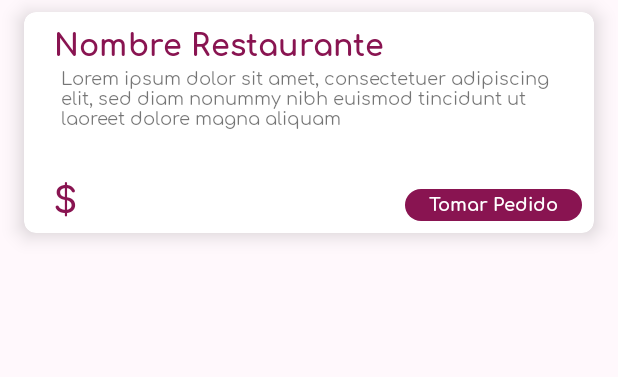
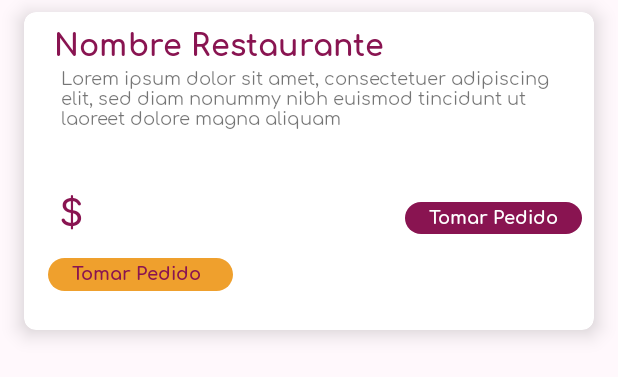
Before and after one commit to ramirezdchris/appRestaurante, an Android app: the layout holder_pedidos.xml on its own in the app's theme, with its tools: preview values and no code run, on a phone screen of 412 x 824 dp. Shown: the top 377 px of the screen. Run offline under Robolectric (Android 15) with nearby library versions, the light colour scheme and no system bars.

Commit message:
Cambios en Holder

```diff
--- a/AppRestauranteFuimonos/app/src/main/AndroidManifest.xml
+++ b/AppRestauranteFuimonos/app/src/main/AndroidManifest.xml
@@ -11,11 +11,11 @@
 
     <application
         android:allowBackup="true"
-        android:icon="@mipmap/ic_launcher"
+        android:icon="@drawable/logo_fuimonos"
         android:label="@string/app_name"
         android:networkSecurityConfig="@xml/network_security_config"
         android:requestLegacyExternalStorage="true"
-        android:roundIcon="@mipmap/ic_launcher_round"
+        android:roundIcon="@drawable/logo_fuimonos"
         android:supportsRtl="true"
         android:theme="@style/AppTheme">
         <activity
--- a/AppRestauranteFuimonos/app/src/main/java/com/fm/modules/app/carrito/PagoActivity.java
+++ b/AppRestauranteFuimonos/app/src/main/java/com/fm/modules/app/carrito/PagoActivity.java
@@ -117,6 +117,7 @@ public class PagoActivity extends AppCompatActivity {
                 btnEfectivo.setEnabled(false);
                 obtenerPedido();
                 guardarPedidoAsync.execute();
+                btnPagar.setEnabled(false);
             }
         });
     }
@@ -238,6 +239,7 @@ public class PagoActivity extends AppCompatActivity {
         protected void onPostExecute(Integer b) {
             super.onPostExecute(b);
             int procesed = b;
+            btnPagar.setEnabled(true);
             switch (procesed) {
                 case 0:
                     AlertDialog dialog = new AlertDialog.Builder(PagoActivity.this)
--- a/AppRestauranteFuimonos/app/src/main/java/com/fm/modules/app/pedidos/Principal.java
+++ b/AppRestauranteFuimonos/app/src/main/java/com/fm/modules/app/pedidos/Principal.java
@@ -72,11 +72,11 @@ public class Principal extends AppCompatActivity {
     @Override
     public boolean onOptionsItemSelected(@NonNull MenuItem item) {
         switch (item.getItemId()){
-            case R.id.menuHome:
+            case R.id.menuHome2:
                 Toast.makeText(Principal.this, "menuHome", Toast.LENGTH_SHORT).show();
                 break;
 
-            case R.id.menuPerfil:
+            case R.id.menuPerfil2:
                 Toast.makeText(Principal.this, "menuShoppingCart", Toast.LENGTH_SHORT).show();
                 Intent i = new Intent(Principal.this, PerfilDriver.class);
                 startActivity(i);
--- a/AppRestauranteFuimonos/app/src/main/java/com/fm/modules/service/Constantes.java
+++ b/AppRestauranteFuimonos/app/src/main/java/com/fm/modules/service/Constantes.java
@@ -4,8 +4,9 @@ import com.fm.apprestaurantefuimonos.*;
 
 public class Constantes {
 
-	// public static final String DOMINIO = "http://18.208.181.148:8080/appcomidaService";
-	public static final String DOMINIO = "http://52.86.202.175:8080/appcomidaService";
+	//public static final String DOMINIO = "http://18.208.181.148:8080/appcomidaService";
+	public static final String DOMINIO = "http://192.168.1.2:9090/";
+	//public static final String DOMINIO = "http://52.86.202.175:8080/appcomidaService";
 
 	public static final String URL_RESTAURANTES = DOMINIO +"/restaurantes";
 	public static final String URL_PAISES = DOMINIO +"/paises";
--- a/AppRestauranteFuimonos/app/src/main/res/layout/holder_pedidos.xml
+++ b/AppRestauranteFuimonos/app/src/main/res/layout/holder_pedidos.xml
@@ -8,8 +8,9 @@
     android:orientation="vertical">
 
     <com.google.android.material.card.MaterialCardView
+        android:id="@+id/cvPedido"
         android:layout_width="match_parent"
-        android:layout_height="wrap_content"
+        android:layout_height="212dp"
         android:layout_marginStart="@dimen/space_2x"
         android:layout_marginTop="@dimen/space_default"
         android:layout_marginEnd="@dimen/space_2x"
@@ -20,7 +21,7 @@
 
         <androidx.constraintlayout.widget.ConstraintLayout
             android:layout_width="match_parent"
-            android:layout_height="147dp">
+            android:layout_height="match_parent">
 
             <androidx.appcompat.widget.AppCompatTextView
                 android:id="@+id/tvNombreRestaurante"
@@ -61,8 +62,9 @@
                 style="@style/TextViewTitleStyle"
                 android:layout_width="wrap_content"
                 android:layout_height="wrap_content"
+                android:layout_marginStart="4dp"
                 android:layout_marginTop="32dp"
-                android:layout_marginBottom="@dimen/space_default"
+                android:layout_marginBottom="64dp"
                 android:text="@{@string/price_x(food.price)}"
                 android:textAppearance="@style/TextAppearance.MaterialComponents.Headline5"
                 app:layout_constraintBottom_toBottomOf="parent"
@@ -89,7 +91,27 @@
                 app:layout_constraintEnd_toEndOf="parent"
                 app:layout_constraintTop_toTopOf="@+id/tvFoodPrice" />
 
+            <androidx.appcompat.widget.AppCompatTextView
+                android:id="@+id/btnNumeroOrden"
+                android:layout_width="123dp"
+                android:layout_height="22dp"
+                android:layout_marginStart="16dp"
+                android:layout_marginTop="16dp"
+                android:background="@drawable/add_food_action_bacground_orange"
+                android:includeFontPadding="false"
+                android:paddingStart="@dimen/space_2x"
+                android:paddingTop="@dimen/space_4n"
+                android:paddingEnd="@dimen/space_2x"
+                android:paddingBottom="@dimen/space_4n"
+                android:text="@string/tomar_pedido"
+                android:textColor="@color/purple"
+                android:textSize="12sp"
+                android:textStyle="bold"
+                app:layout_constraintStart_toStartOf="parent"
+                app:layout_constraintTop_toBottomOf="@+id/tvPrecioPedido" />
+
         </androidx.constraintlayout.widget.ConstraintLayout>
 
     </com.google.android.material.card.MaterialCardView>
+
 </LinearLayout>
--- a/AppRestauranteFuimonos/app/src/main/res/menu/activity_main_drawer.xml
+++ b/AppRestauranteFuimonos/app/src/main/res/menu/activity_main_drawer.xml
@@ -14,7 +14,8 @@
             android:title="@string/menu_gallery" />
         <item
             android:id="@+id/nav_slideshow"
-            android:icon="@drawable/ic_menu_slideshow"
+            android:icon="@drawable/ic_track_order_option"
             android:title="@string/menu_slideshow" />
+
     </group>
 </menu>
--- a/AppRestauranteFuimonos/app/src/main/res/menu/app_navigator_menu.xml
+++ b/AppRestauranteFuimonos/app/src/main/res/menu/app_navigator_menu.xml
@@ -2,13 +2,13 @@
 <menu xmlns:android="http://schemas.android.com/apk/res/android">
 
     <item
-        android:id="@+id/menuHome"
+        android:id="@+id/menuHome2"
         android:enabled="true"
         android:icon="@drawable/ic_home"
         android:title="@string/home" />
 
     <item
-        android:id="@+id/menuPerfil"
+        android:id="@+id/menuPerfil2"
         android:enabled="true"
         android:icon="@drawable/ic_shopping_cart"
         android:title="@string/my_profile_option" />
--- a/AppRestauranteFuimonos/app/src/main/res/menu/principal_restaurante.xml
+++ b/AppRestauranteFuimonos/app/src/main/res/menu/principal_restaurante.xml
@@ -4,6 +4,6 @@
     <item
         android:id="@+id/action_settings"
         android:orderInCategory="100"
-        android:title="@string/action_settings"
+        android:title="@string/log_out_option"
         app:showAsAction="never" />
 </menu>
--- a/AppRestauranteFuimonos/app/src/main/res/values/colors.xml
+++ b/AppRestauranteFuimonos/app/src/main/res/values/colors.xml
@@ -14,4 +14,5 @@
 
     <color name="quantum_googblue50">#e8f0fe</color>
     <color name="ic_launcher_background">#9B2464</color>
+    <color name="paleta">#F4CBA2</color>
 </resources>
```
Also changed, not shown: AppRestauranteFuimonos/app/src/main/java/com/fm/modules/adapters/RecyclerPedidosRestauranteAdapter.java (+8 -1 lines), AppRestauranteFuimonos/app/src/main/java/com/fm/modules/adapters/RecyclerPedidosRestauranteDriverAdapter.java (+16 -0 lines), AppRestauranteFuimonos/app/src/main/java/com/fm/modules/app/login/Logon.java (+28 -0 lines), AppRestauranteFuimonos/app/src/main/java/com/fm/modules/app/ui/PrincipalRestaurante.java (+52 -3 lines), AppRestauranteFuimonos/app/src/main/res/layout/frg_food_complements2.xml (+5 -15 lines), AppRestauranteFuimonos/app/src/main/res/layout/nav_header_main.xml (+16 -5 lines).
